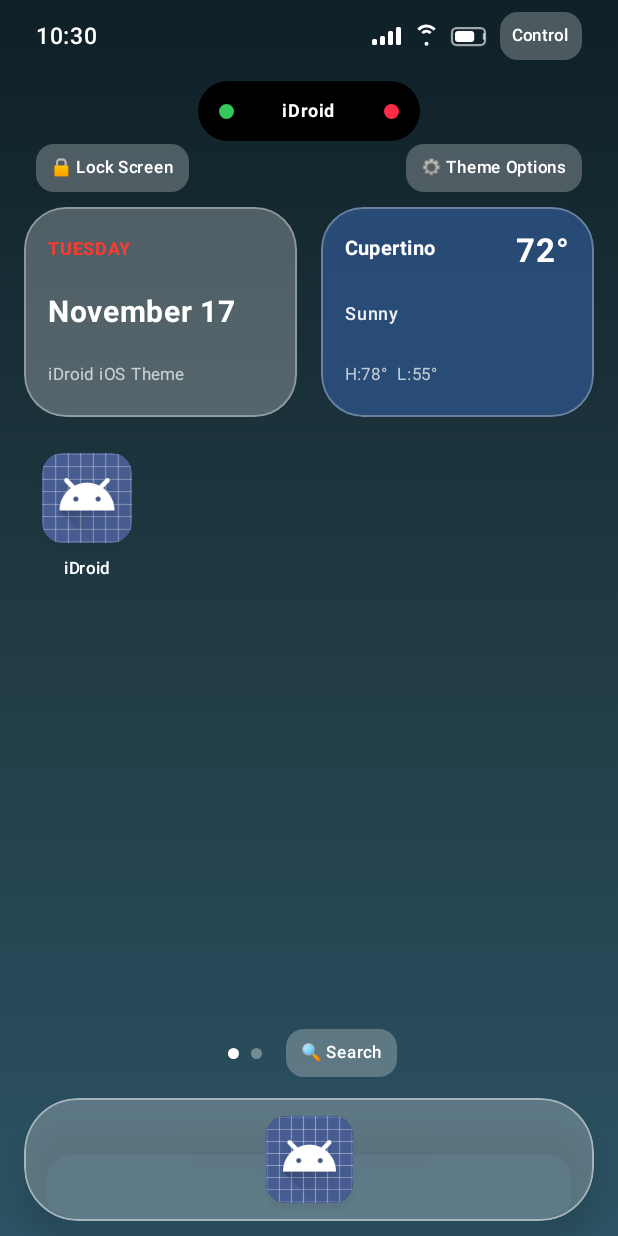
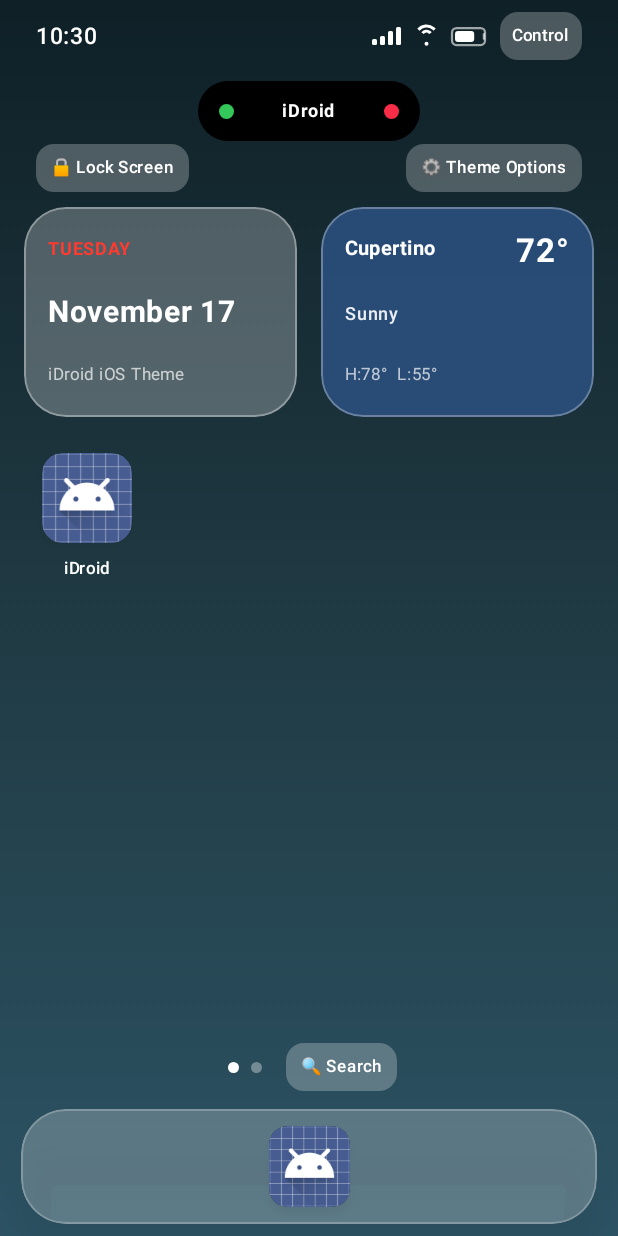
Before and after one commit to nagachaitanyaappana/iDroid, an Android app built with Jetpack Compose: the screen it shows after launch (MainActivity), on a phone screen of 412 x 824 dp. Run offline under Robolectric (Android 15) with nearby library versions, the phone set to English and light mode, and no system bars.

Commit message:
Polish translucent iOS-style home dock

```diff
--- a/app/src/main/java/com/example/idroid/ui/components/IosDock.kt
+++ b/app/src/main/java/com/example/idroid/ui/components/IosDock.kt
@@ -26,21 +26,21 @@ fun IosDock(
     Box(
         modifier = modifier
             .fillMaxWidth()
-            .padding(horizontal = 16.dp, vertical = 10.dp)
+            .padding(horizontal = 14.dp, vertical = 8.dp)
             .shadow(
-                elevation = 12.dp,
-                shape = RoundedCornerShape(36.dp),
-                ambientColor = Color.Black.copy(alpha = 0.4f),
-                spotColor = Color.Black.copy(alpha = 0.6f)
+                elevation = 16.dp,
+                shape = RoundedCornerShape(30.dp),
+                ambientColor = Color.Black.copy(alpha = 0.22f),
+                spotColor = Color.Black.copy(alpha = 0.3f)
             )
-            .clip(RoundedCornerShape(36.dp))
-            .background(Color.White.copy(alpha = 0.24f))
+            .clip(RoundedCornerShape(30.dp))
+            .background(Color.White.copy(alpha = 0.23f))
             .border(
                 width = 1.dp,
-                color = Color.White.copy(alpha = 0.45f),
-                shape = RoundedCornerShape(36.dp)
+                color = Color.White.copy(alpha = 0.24f),
+                shape = RoundedCornerShape(30.dp)
             )
-            .padding(horizontal = 20.dp, vertical = 12.dp),
+            .padding(horizontal = 13.dp, vertical = 11.dp),
         contentAlignment = Alignment.Center
     ) {
         Row(
@@ -54,7 +54,7 @@ fun IosDock(
                     icon = app.icon,
                     onClick = { onAppClick(app) },
                     showLabel = false,
-                    iconSize = 58.dp
+                    iconSize = 54.dp
                 )
             }
         }
```
